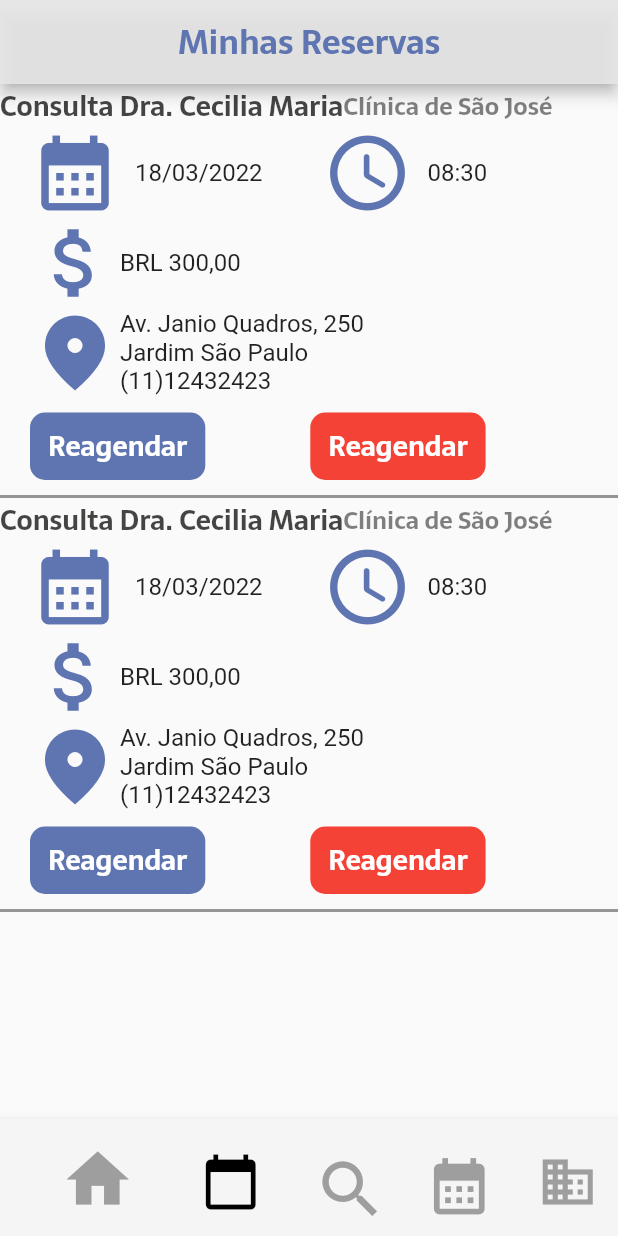
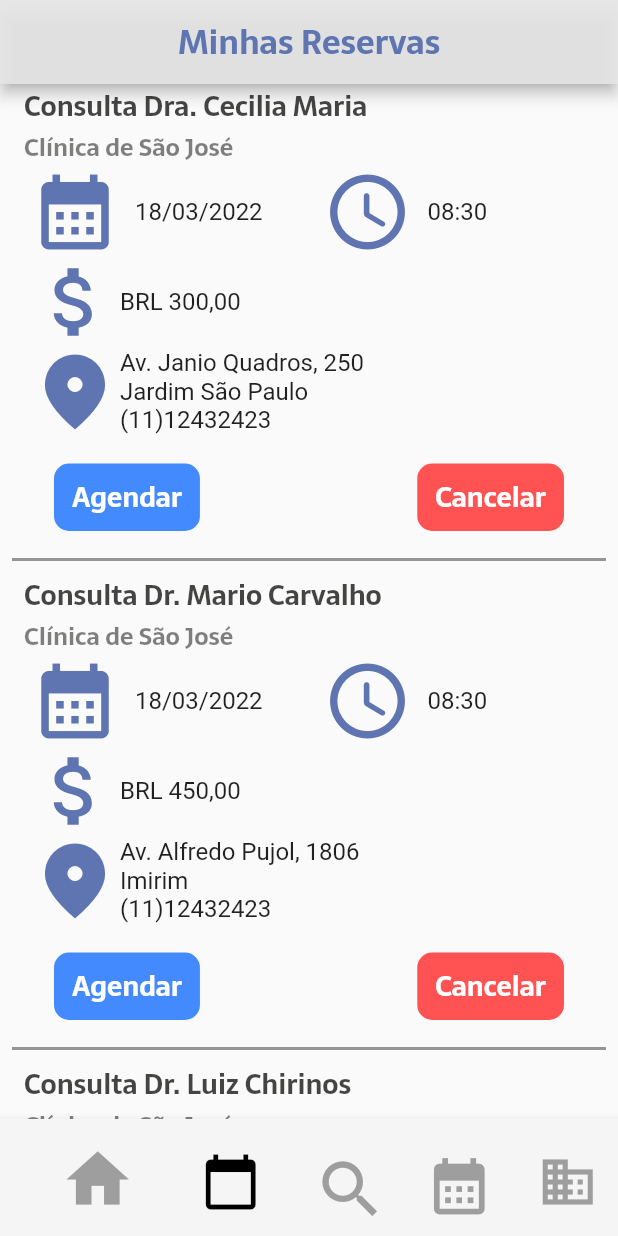
Before and after one commit to JoaoArrudaWarren/Agenda-Proway, a Flutter app: the Reservas screen opened directly, on a phone screen of 412 x 824 dp. Run offline on Flutter 3.47's test engine with Material 2 defaults, Android fonts, the phone set to English and light mode, and no system bars; our stand-ins replace table_calendar.

Commit message:
[change] App Refatorado

```diff
--- a/lib/presenter/main.dart
+++ b/lib/presenter/main.dart
@@ -7,7 +7,7 @@ void main() {
   runApp(
     const MaterialApp(
       title: 'Agenda Warren',
-      home: Reservas(),
+      home: HomePage(),
       debugShowCheckedModeBanner: false,
     ),
   );
--- a/lib/presenter/reservas/reservas.dart
+++ b/lib/presenter/reservas/reservas.dart
@@ -1,5 +1,8 @@
+import 'package:flutter/material.dart';
+
 import 'package:agenda_warren/presenter/utils/bottom_navigation_page.dart';
-import 'package:flutter/material.dart';
+
+import 'widget/consultas.dart';
 
 void main() {
   runApp(
@@ -37,203 +40,27 @@ class Reservas extends StatelessWidget {
         child: Column(
           crossAxisAlignment: CrossAxisAlignment.start,
           children: const [
-            Consultas(),
-            Consultas(),
+            Consultas(
+              adress: 'Av. Janio Quadros, 250',
+              city: 'Jardim São Paulo',
+              doctor: 'Dra. Cecilia Maria',
+              price: '300,00',
+            ),
+            Consultas(
+              adress: 'Av. Alfredo Pujol, 1806',
+              city: 'Imirim',
+              doctor: 'Dr. Mario Carvalho',
+              price: '450,00',
+            ),
+            Consultas(
+              adress: 'Av. Paulista 3090',
+              city: 'Belva Vista',
+              doctor: 'Dr. Luiz Chirinos',
+              price: '260,00',
+            ),
           ],
         ),
       ),
     );
   }
 }
-
-class Consultas extends StatelessWidget {
-  const Consultas({
-    Key? key,
-  }) : super(key: key);
-
-  @override
-  Widget build(BuildContext context) {
-    return Wrap(
-      children: [
-        Column(
-          crossAxisAlignment: CrossAxisAlignment.start,
-          children: [
-            Row(
-              children: const [
-                Text(
-                  'Consulta Dra. Cecilia Maria',
-                  style: TextStyle(
-                    color: Color.fromARGB(204, 22, 22, 21),
-                    fontFamily: 'Sarala',
-                    fontWeight: FontWeight.w400,
-                    fontSize: 18,
-                  ),
-                ),
-                Text(
-                  'Clínica de São José',
-                  style: TextStyle(
-                    color: Color.fromARGB(139, 22, 22, 21),
-                    fontFamily: 'Sarala',
-                    fontWeight: FontWeight.w400,
-                    fontSize: 16,
-                  ),
-                ),
-              ],
-            ),
-          ],
-        ),
-        Padding(
-          padding: const EdgeInsets.symmetric(
-            horizontal: 20,
-          ),
-          child: Row(
-            mainAxisAlignment: MainAxisAlignment.start,
-            children: const [
-              Icon(
-                Icons.calendar_month,
-                size: 60,
-                color: Color.fromRGBO(95, 117, 177, 1),
-              ),
-              SizedBox(
-                width: 10,
-              ),
-              Text(
-                '18/03/2022',
-                style: TextStyle(
-                  fontSize: 16,
-                  fontWeight: FontWeight.w400,
-                ),
-              ),
-              SizedBox(
-                width: 40,
-              ),
-              Icon(
-                Icons.access_time_rounded,
-                size: 60,
-                color: Color.fromRGBO(95, 117, 177, 1),
-              ),
-              SizedBox(
-                width: 10,
-              ),
-              Text(
-                '08:30',
-                style: TextStyle(
-                  fontSize: 16,
-                  fontWeight: FontWeight.w400,
-                ),
-              ),
-            ],
-          ),
-        ),
-        Padding(
-          padding: const EdgeInsets.symmetric(
-            horizontal: 20,
-          ),
-          child: Row(
-            children: const [
-              Icon(
-                Icons.attach_money,
-                size: 60,
-                color: Color.fromRGBO(95, 117, 177, 1),
-              ),
-              Text(
-                'BRL 300,00',
-                style: TextStyle(
-                  fontSize: 16,
-                  fontWeight: FontWeight.w400,
-                ),
-              ),
-            ],
-          ),
-        ),
-        Padding(
-          padding: const EdgeInsets.symmetric(
-            horizontal: 20,
-          ),
-          child: Row(
-            children: const [
-              Icon(
-                Icons.fmd_good_sharp,
-                size: 60,
-                color: Color.fromRGBO(95, 117, 177, 1),
-              ),
-              Text(
-                'Av. Janio Quadros, 250\nJardim São Paulo\n(11)12432423',
-                style: TextStyle(
-                  fontSize: 16,
-                  fontWeight: FontWeight.w400,
-                ),
-              ),
-            ],
-          ),
-        ),
-        const SizedBox(
-          height: 10,
-        ),
-        Padding(
-          padding: const EdgeInsets.symmetric(
-            horizontal: 20,
-            vertical: 10,
-          ),
-          child: Row(
-            children: [
-              Container(
-                padding:
-                    const EdgeInsets.symmetric(horizontal: 12, vertical: 8),
-                decoration: BoxDecoration(
-                  color: const Color.fromARGB(255, 95, 117, 177),
-                  borderRadius: BorderRadius.circular(10),
-                ),
-                child: Column(
-                  mainAxisAlignment: MainAxisAlignment.center,
-                  children: const [
-                    Text(
-                      'Reagendar',
-                      style: TextStyle(
-                        fontFamily: 'Sarala',
-                        fontSize: 18,
-                        fontWeight: FontWeight.w400,
-                        color: Colors.white,
-                      ),
-                    ),
-                  ],
-                ),
-              ),
-              const SizedBox(
-                width: 70,
-              ),
-              Container(
-                padding:
-                    const EdgeInsets.symmetric(horizontal: 12, vertical: 8),
-                decoration: BoxDecoration(
-                  color: Colors.red,
-                  borderRadius: BorderRadius.circular(10),
-                ),
-                child: Column(
-                  mainAxisAlignment: MainAxisAlignment.center,
-                  children: const [
-                    Text(
-                      'Reagendar',
-                      style: TextStyle(
-                        fontFamily: 'Sarala',
-                        fontSize: 18,
-                        fontWeight: FontWeight.w400,
-                        color: Colors.white,
-                      ),
-                    ),
-                  ],
-                ),
-              ),
-            ],
-          ),
-        ),
-        Container(
-          height: 2,
-          decoration: const BoxDecoration(
-            color: Color.fromARGB(103, 0, 0, 0),
-          ),
-        ),
-      ],
-    );
-  }
-}
--- /dev/null
+++ b/lib/presenter/reservas/widget/consultas.dart
@@ -0,0 +1,177 @@
+import 'package:flutter/material.dart';
+
+import 'reservas_button.dart';
+
+class Consultas extends StatelessWidget {
+  final String doctor;
+  final String price;
+  final String adress;
+  final String city;
+  const Consultas({
+    Key? key,
+    required this.doctor,
+    required this.price,
+    required this.adress,
+    required this.city,
+  }) : super(key: key);
+
+  @override
+  Widget build(BuildContext context) {
+    return Wrap(
+      children: [
+        Column(
+          children: [
+            Padding(
+              padding: const EdgeInsets.symmetric(horizontal: 16.0),
+              child: Column(
+                crossAxisAlignment: CrossAxisAlignment.start,
+                children: [
+                  Text(
+                    'Consulta $doctor',
+                    style: const TextStyle(
+                      color: Color.fromARGB(204, 22, 22, 21),
+                      fontFamily: 'Sarala',
+                      fontWeight: FontWeight.w400,
+                      fontSize: 18,
+                    ),
+                  ),
+                  const Text(
+                    'Clínica de São José',
+                    style: TextStyle(
+                      color: Color.fromARGB(139, 22, 22, 21),
+                      fontFamily: 'Sarala',
+                      fontWeight: FontWeight.w400,
+                      fontSize: 16,
+                    ),
+                  ),
+                ],
+              ),
+            ),
+          ],
+        ),
+        Padding(
+          padding: const EdgeInsets.symmetric(
+            horizontal: 20,
+          ),
+          child: Row(
+            mainAxisAlignment: MainAxisAlignment.start,
+            children: const [
+              Icon(
+                Icons.calendar_month,
+                size: 60,
+                color: Color.fromRGBO(95, 117, 177, 1),
+              ),
+              SizedBox(
+                width: 10,
+              ),
+              Text(
+                '18/03/2022',
+                style: TextStyle(
+                  fontSize: 16,
+                  fontWeight: FontWeight.w400,
+                ),
+              ),
+              SizedBox(
+                width: 40,
+              ),
+              Icon(
+                Icons.access_time_rounded,
+                size: 60,
+                color: Color.fromRGBO(95, 117, 177, 1),
+              ),
+              SizedBox(
+                width: 10,
+              ),
+              Text(
+                '08:30',
+                style: TextStyle(
+                  fontSize: 16,
+                  fontWeight: FontWeight.w400,
+                ),
+              ),
+            ],
+          ),
+        ),
+        Padding(
+          padding: const EdgeInsets.symmetric(
+            horizontal: 20,
+          ),
+          child: Row(
+            children: [
+              const Icon(
+                Icons.attach_money,
+                size: 60,
+                color: Color.fromRGBO(95, 117, 177, 1),
+              ),
+              Text(
+                'BRL $price',
+                style: const TextStyle(
+                  fontSize: 16,
+                  fontWeight: FontWeight.w400,
+                ),
+              ),
+            ],
+          ),
+        ),
+        Padding(
+          padding: const EdgeInsets.symmetric(
+            horizontal: 20,
+          ),
+          child: Row(
+            children: [
+              const Icon(
+                Icons.fmd_good_sharp,
+                size: 60,
+                color: Color.fromRGBO(95, 117, 177, 1),
+              ),
+              Text(
+                '$adress\n$city\n(11)12432423',
+                style: const TextStyle(
+                  fontSize: 16,
+                  fontWeight: FontWeight.w400,
+                ),
+              ),
+            ],
+          ),
+        ),
+        const SizedBox(
+          height: 10,
+        ),
+        Padding(
+          padding: const EdgeInsets.symmetric(
+            horizontal: 20,
+            vertical: 10,
+          ),
+          child: Padding(
+            padding: const EdgeInsets.only(right: 16.0, left: 16, top: 8),
+            child: Row(
+              mainAxisAlignment: MainAxisAlignment.spaceBetween,
+              children: const [
+                ReservaButton(
+                  btnName: 'Agendar',
+                  color: Colors.blueAccent,
+                ),
+                SizedBox(
+                  width: 70,
+                ),
+                ReservaButton(
+                  btnName: 'Cancelar',
+                  color: Colors.redAccent,
+                ),
+              ],
+            ),
+          ),
+        ),
+        Padding(
+          padding: const EdgeInsets.all(8.0),
+          child: Container(
+            height: 2,
+            decoration: const BoxDecoration(
+              color: Color.fromARGB(103, 0, 0, 0),
+            ),
+          ),
+        ),
+      ],
+    );
+  }
+}
--- /dev/null
+++ b/lib/presenter/reservas/widget/reservas_button.dart
@@ -0,0 +1,36 @@
+import 'package:flutter/material.dart';
+
+class ReservaButton extends StatelessWidget {
+  final Color color;
+  final String btnName;
+  const ReservaButton({
+    Key? key,
+    required this.color,
+    required this.btnName,
+  }) : super(key: key);
+
+  @override
+  Widget build(BuildContext context) {
+    return Container(
+      padding: const EdgeInsets.symmetric(horizontal: 12, vertical: 8),
+      decoration: BoxDecoration(
+        color: color,
+        borderRadius: BorderRadius.circular(10),
+      ),
+      child: Column(
+        mainAxisAlignment: MainAxisAlignment.center,
+        children: [
+          Text(
+            btnName,
+            style: const TextStyle(
+              fontFamily: 'Sarala',
+              fontSize: 18,
+              fontWeight: FontWeight.w400,
+              color: Colors.white,
+            ),
+          ),
+        ],
+      ),
+    );
+  }
+}
```
